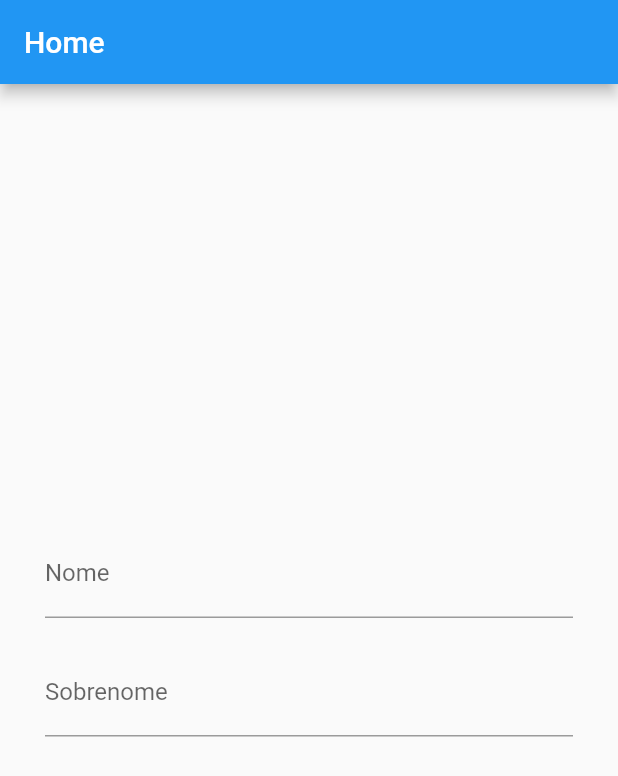
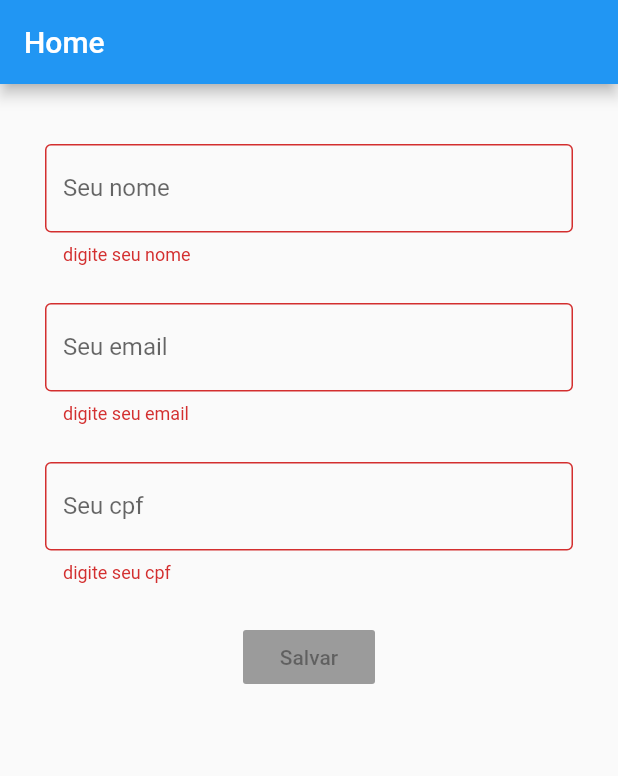
Before and after one commit to pauloantonelli/flutter_mobx, a Flutter app: the screen it shows after launch, on a phone screen of 412 x 824 dp. Shown: the top 776 px of the screen. Run offline on Flutter 3.47's test engine with Material 2 defaults, Android fonts, the phone set to English and light mode, and no system bars; our stand-ins replace flutter_mobx, flutter_modular, mobx; generated files the repository leaves out were written again.

Commit message:
formulario reativo ok

```diff
--- a/lib/app/modules/home/home_controller.dart
+++ b/lib/app/modules/home/home_controller.dart
@@ -9,20 +9,51 @@ class HomeController = _HomeControllerBase with _$HomeController;
 
 abstract class _HomeControllerBase with Store {
   @observable
-  String nome = '';
+  String name = '';
+  @action
+  changeName(String newName) => name = newName;
+  @computed
+  bool get errorName => name == '' || name.length <= 3 ? true : false;
+  @computed
+  String get errorNameMessage => errorName ? getErrorNameMessage() : null;
+  String getErrorNameMessage() {
+    if (name.isEmpty) return 'digite seu nome';
+    if (name.length <= 3) return 'deve ter mais que 3 caracteres';
+  }
+
   @observable
-  String sobrenome = '';
+  String email = '';
+  @action
+  changeEmail(String newEmail) => email = newEmail;
+  @computed
+  bool get errorEmail =>
+      email == '' || !email.contains('@') || !email.contains('.')
+          ? true
+          : false;
+  @computed
+  String get errorEmailMessage => errorEmail ? getErrorEmailMessage() : null;
+  String getErrorEmailMessage() {
+    if (email.isEmpty) return 'digite seu email';
+    if (!email.contains('@') || !email.contains('.')) return 'email inválido';
+  }
+
+  @observable
+  String cpf = '';
+  @action
+  changeCpf(String newCpf) => cpf = newCpf;
+  @computed
+  bool get errorCpf =>
+      cpf == '' || cpf.length < 14 || !cpf.contains('-') ? true : false;
+  @computed
+  String get errorCpfMessage => errorCpf ? getErrorCpfMessage() : null;
+  String getErrorCpfMessage() {
+    if (cpf.isEmpty) return 'digite seu cpf';
+    if (cpf.length <= 14 || !cpf.contains('-')) return 'cpf inválido';
+  }
 
   @computed
-  String get nomeCompleto => '$nome $sobrenome';
-
-  @action
-  changeNome(String novoNome) {
-    nome = novoNome;
-  }
-
-  @action
-  changeSobreNome(String novoSobrenome) {
-    sobrenome = novoSobrenome;
-  }
+  bool get formValid =>
+      errorName == false && errorEmail == false && errorCpf == false
+          ? true
+          : false;
 }
--- a/lib/app/modules/home/home_page.dart
+++ b/lib/app/modules/home/home_page.dart
@@ -12,7 +12,16 @@ class HomePage extends StatefulWidget {
 }
 
 class _HomePageState extends ModularState<HomePage, HomeController> {
-  //use 'controller' variable to access controller
+  Widget textField(
+      {String labelText, Function onChanged, bool error, String errorMessage}) {
+    return TextField(
+      decoration: InputDecoration(
+          border: OutlineInputBorder(),
+          labelText: labelText,
+          errorText: error ? errorMessage : null),
+      onChanged: onChanged,
+    );
+  }
 
   @override
   Widget build(BuildContext context) {
@@ -23,25 +32,47 @@ class _HomePageState extends ModularState<HomePage, HomeController> {
       body: Padding(
         padding: EdgeInsets.symmetric(horizontal: 30.0),
         child: Column(
-          mainAxisAlignment: MainAxisAlignment.center,
+          mainAxisAlignment: MainAxisAlignment.start,
           children: <Widget>[
-            TextField(
-              decoration: InputDecoration(labelText: 'Nome'),
-              onChanged: controller.changeNome,
-            ),
             SizedBox(
-              height: 20,
-            ),
-            TextField(
-              decoration: InputDecoration(labelText: 'Sobrenome'),
-              onChanged: controller.changeSobreNome,
-            ),
-            SizedBox(
-              height: 20,
+              height: 40.0,
             ),
             Observer(builder: (_) {
-              return Text('${controller.nomeCompleto}');
-            })
+              return this.textField(
+                  labelText: 'Seu nome',
+                  onChanged: controller.changeName,
+                  error: controller.errorName,
+                  errorMessage: controller.errorNameMessage);
+            }),
+            SizedBox(
+              height: 25.0,
+            ),
+            Observer(builder: (_) {
+              return this.textField(
+                  labelText: 'Seu email',
+                  onChanged: controller.changeEmail,
+                  error: controller.errorEmail,
+                  errorMessage: controller.errorEmailMessage);
+            }),
+            SizedBox(
+              height: 25.0,
+            ),
+            Observer(builder: (_) {
+              return this.textField(
+                  labelText: 'Seu cpf',
+                  onChanged: controller.changeCpf,
+                  error: controller.errorCpf,
+                  errorMessage: controller.errorCpfMessage);
+            }),
+            SizedBox(
+              height: 25.0,
+            ),
+            Observer(builder: (_) {
+              return RaisedButton(
+                onPressed: controller.formValid ? () {} : null,
+                child: Text('Salvar'),
+              );
+            }),
           ],
         ),
       ),
```
Also changed, not shown: lib/app/modules/home/home_controller.g.dart, 2 other files.
